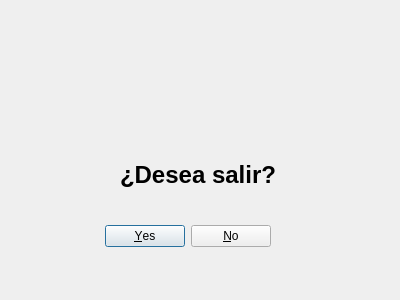
estefaniapenide/DI-ProyectoUno, file ProyectoUno/windowaviso.ui: the form before one commit.
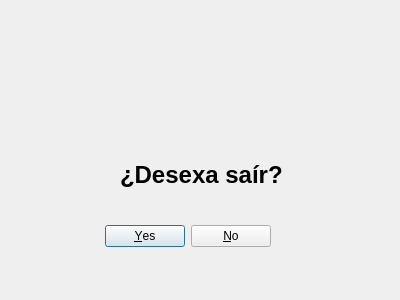
The form after the commit. Icons and pictures are not drawn.

What changed in the file:
```diff
--- a/ProyectoUno/windowaviso.ui
+++ b/ProyectoUno/windowaviso.ui
@@ -37,12 +37,12 @@
     <rect>
      <x>120</x>
      <y>160</y>
-     <width>161</width>
+     <width>171</width>
      <height>31</height>
     </rect>
    </property>
    <property name="text">
-    <string>&lt;html&gt;&lt;head/&gt;&lt;body&gt;&lt;p&gt;&lt;span style=&quot; font-size:18pt; font-weight:600;&quot;&gt;¿Desea salir?&lt;/span&gt;&lt;/p&gt;&lt;/body&gt;&lt;/html&gt;</string>
+    <string>&lt;html&gt;&lt;head/&gt;&lt;body&gt;&lt;p&gt;&lt;span style=&quot; font-size:18pt; font-weight:600;&quot;&gt;¿Desexa saír?&lt;/span&gt;&lt;/p&gt;&lt;/body&gt;&lt;/html&gt;</string>
    </property>
   </widget>
   <widget class="QLabel" name="label_2">
```
